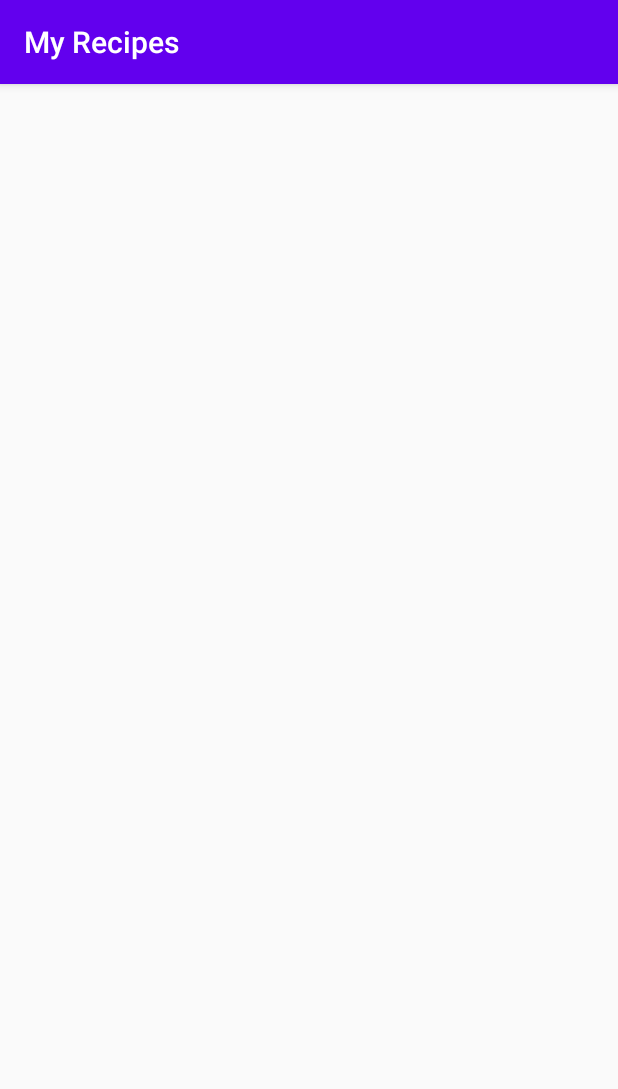
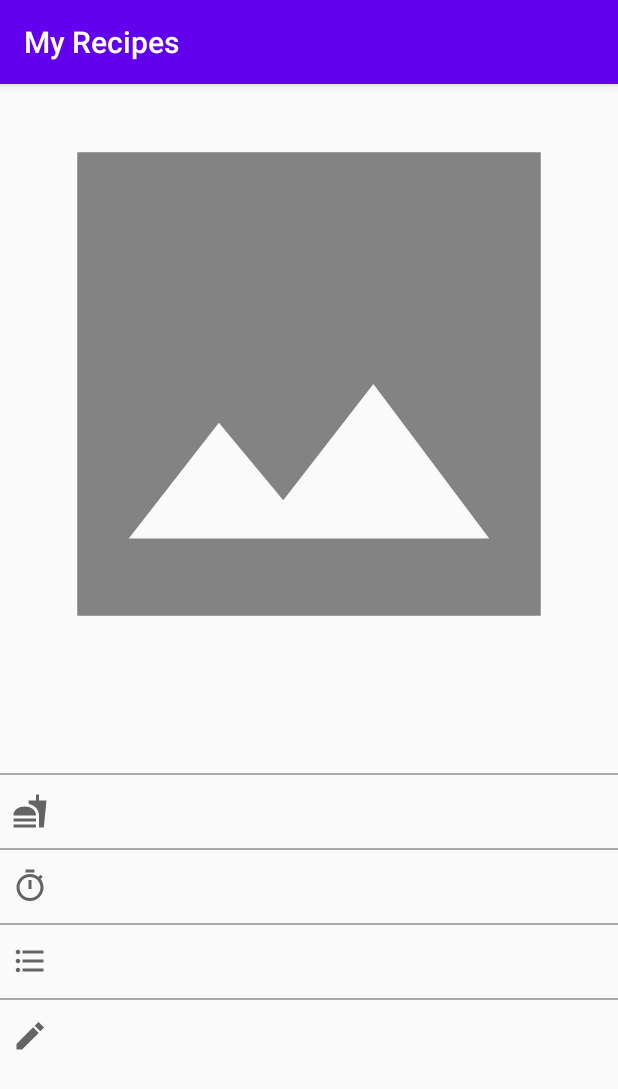
Before and after one commit to Vladislav2147/ANDROID, an Android app: the RecipeShowActivity screen opened directly, with no data from a screen before it, on a phone screen of 412 x 824 dp. Shown: the top 1089 px of the screen. Run offline under Robolectric (Android 15) with nearby library versions, the phone set to English and light mode, and no system bars; 7 statements that could not run were skipped.

Commit message:
lr5: finished RecipeShowActivity.java, trying to implement context menu instead of popup

```diff
--- a/MyRecipes/app/src/main/java/by/bstu/svs/stpms/myrecipes/MainActivity.java
+++ b/MyRecipes/app/src/main/java/by/bstu/svs/stpms/myrecipes/MainActivity.java
@@ -18,7 +18,7 @@ import by.bstu.svs.stpms.myrecipes.manager.JsonManager;
 import by.bstu.svs.stpms.myrecipes.model.CookingBook;
 import by.bstu.svs.stpms.myrecipes.recycler.RecipeAdapter;
 
-//TODO menus
+//TODO action bar menu
 public class MainActivity extends AppCompatActivity {
 
     private static final String json = "cooking_book.json";
--- a/MyRecipes/app/src/main/java/by/bstu/svs/stpms/myrecipes/RecipeShowActivity.java
+++ b/MyRecipes/app/src/main/java/by/bstu/svs/stpms/myrecipes/RecipeShowActivity.java
@@ -1,14 +1,53 @@
 package by.bstu.svs.stpms.myrecipes;
 
 import android.os.Bundle;
+import android.widget.ImageView;
+import android.widget.TextView;
 
 import androidx.appcompat.app.AppCompatActivity;
 
+import java.io.File;
+
+import by.bstu.svs.stpms.myrecipes.manager.ImageManager;
+import by.bstu.svs.stpms.myrecipes.manager.JsonManager;
+import by.bstu.svs.stpms.myrecipes.model.Recipe;
+
 public class RecipeShowActivity extends AppCompatActivity {
+
+    private Recipe recipe;
 
     @Override
     protected void onCreate(Bundle savedInstanceState) {
         super.onCreate(savedInstanceState);
         setContentView(R.layout.activity_recipe_show);
+
+        JsonManager manager = new JsonManager(new File(super.getFilesDir(), "cooking_book.json"));
+        recipe = new Recipe();
+        Long recipeId = (Long) getIntent().getSerializableExtra("recipeId");
+        manager.getFromFile().ifPresent(cookingBook -> recipe = cookingBook.getById(recipeId));
+
+        showRecipe();
     }
+
+    private void showRecipe() {
+        TextView titleTextView = findViewById(R.id.title);
+        TextView categoryTextView = findViewById(R.id.category);
+        TextView timeToCookTextView = findViewById(R.id.time_to_cook);
+        TextView ingredientsTextView = findViewById(R.id.ingredients);
+        TextView stepsTextView = findViewById(R.id.steps);
+        ImageView imageView = findViewById(R.id.image);
+
+        titleTextView.setText(recipe.getTitle());
+        categoryTextView.setText(recipe.getCategory().getName());
+        timeToCookTextView.setText(recipe.getTimeToCook().toString());
+        ingredientsTextView.setText(recipe.getIngredients());
+        stepsTextView.setText(recipe.getSteps());
+
+        if (recipe.getPicture() != null) {
+            File image = new File(super.getFilesDir().getAbsolutePath() + "/images", recipe.getPicture());
+            ImageManager.getBitMapFromFile(image).ifPresent(imageView::setImageBitmap);
+        }
+
+    }
+
 }
--- /dev/null
+++ b/MyRecipes/app/src/main/res/drawable/ic_sharp_category.xml
@@ -0,0 +1,10 @@
+<vector xmlns:android="http://schemas.android.com/apk/res/android"
+    android:width="24dp"
+    android:height="24dp"
+    android:viewportWidth="24"
+    android:viewportHeight="24"
+    android:tint="?attr/colorControlNormal">
+  <path
+      android:fillColor="@android:color/white"
+      android:pathData="M18,5V1h-2v4h-5l0.23,2.31C14.9,8.16 18,10.77 18,15l0.02,8h3.18L23,5h-5zM1,21h15v2H1zM8.5,8.99C4.75,8.99 1,11 1,15h15c0,-4 -3.75,-6.01 -7.5,-6.01zM1,17h15v2H1z"/>
+</vector>
--- /dev/null
+++ b/MyRecipes/app/src/main/res/drawable/ic_sharp_description.xml
@@ -0,0 +1,10 @@
+<vector xmlns:android="http://schemas.android.com/apk/res/android"
+    android:width="24dp"
+    android:height="24dp"
+    android:viewportWidth="24"
+    android:viewportHeight="24"
+    android:tint="?attr/colorControlNormal">
+  <path
+      android:fillColor="@android:color/white"
+      android:pathData="M3,17.25V21h3.75L17.81,9.94l-3.75,-3.75L3,17.25zM21.41,6.34l-3.75,-3.75 -2.53,2.54 3.75,3.75 2.53,-2.54z"/>
+</vector>
--- /dev/null
+++ b/MyRecipes/app/src/main/res/drawable/ic_sharp_ingredients.xml
@@ -0,0 +1,10 @@
+<vector xmlns:android="http://schemas.android.com/apk/res/android"
+    android:width="24dp"
+    android:height="24dp"
+    android:viewportWidth="24"
+    android:viewportHeight="24"
+    android:tint="?attr/colorControlNormal">
+  <path
+      android:fillColor="@android:color/white"
+      android:pathData="M4,10.5c-0.83,0 -1.5,0.67 -1.5,1.5s0.67,1.5 1.5,1.5 1.5,-0.67 1.5,-1.5 -0.67,-1.5 -1.5,-1.5zM4,4.5c-0.83,0 -1.5,0.67 -1.5,1.5S3.17,7.5 4,7.5 5.5,6.83 5.5,6 4.83,4.5 4,4.5zM4,16.5c-0.83,0 -1.5,0.68 -1.5,1.5s0.68,1.5 1.5,1.5 1.5,-0.68 1.5,-1.5 -0.67,-1.5 -1.5,-1.5zM7,19h14v-2L7,17v2zM7,13h14v-2L7,11v2zM7,5v2h14L21,5L7,5z"/>
+</vector>
--- /dev/null
+++ b/MyRecipes/app/src/main/res/drawable/ic_sharp_time_to_cook.xml
@@ -0,0 +1,10 @@
+<vector xmlns:android="http://schemas.android.com/apk/res/android"
+    android:width="24dp"
+    android:height="24dp"
+    android:viewportWidth="24"
+    android:viewportHeight="24"
+    android:tint="?attr/colorControlNormal">
+  <path
+      android:fillColor="@android:color/white"
+      android:pathData="M15,1L9,1v2h6L15,1zM11,14h2L13,8h-2v6zM19.03,7.39l1.42,-1.42c-0.43,-0.51 -0.9,-0.99 -1.41,-1.41l-1.42,1.42C16.07,4.74 14.12,4 12,4c-4.97,0 -9,4.03 -9,9s4.02,9 9,9 9,-4.03 9,-9c0,-2.12 -0.74,-4.07 -1.97,-5.61zM12,20c-3.87,0 -7,-3.13 -7,-7s3.13,-7 7,-7 7,3.13 7,7 -3.13,7 -7,7z"/>
+</vector>
--- a/MyRecipes/app/src/main/res/layout/activity_recipe_show.xml
+++ b/MyRecipes/app/src/main/res/layout/activity_recipe_show.xml
@@ -4,5 +4,83 @@
     android:layout_width="match_parent"
     android:layout_height="match_parent"
     tools:context=".RecipeShowActivity">
+    <ScrollView
+        android:layout_width="match_parent"
+        android:layout_height="match_parent" >
 
+        <LinearLayout
+            android:id="@+id/linear_layout"
+            android:layout_width="match_parent"
+            android:layout_height="wrap_content"
+            android:orientation="vertical">
+
+            <ImageView
+                android:id="@+id/image"
+                android:layout_width="match_parent"
+                android:layout_height="400dp"
+                android:src="@drawable/ic_no_image"
+                android:layout_gravity="center"
+                android:scaleType="centerCrop"/>
+            <TextView
+                android:id="@+id/title"
+                style="@style/MarginStyle"
+                android:textAlignment="center"
+                android:textSize="32sp"
+                android:textStyle="bold"
+                android:layout_width="match_parent"
+                android:layout_height="wrap_content"
+                android:ems="10" />
+            <View
+                android:layout_width="match_parent"
+                android:layout_height="1dp"
+                android:background="@android:color/darker_gray"/>
+            <TextView
+                style="@style/MarginStyle"
+                android:id="@+id/category"
+                android:drawableLeft="@drawable/ic_sharp_category"
+                android:drawablePadding="8dp"
+                android:textSize="24sp"
+                android:layout_width="match_parent"
+                android:layout_height="wrap_content" />
+            <View
+                android:layout_width="match_parent"
+                android:layout_height="1dp"
+                android:background="@android:color/darker_gray"/>
+            <TextView
+                android:id="@+id/time_to_cook"
+                style="@style/MarginStyle"
+                android:drawableLeft="@drawable/ic_sharp_time_to_cook"
+                android:drawablePadding="8dp"
+                android:textSize="24sp"
+                android:layout_width="wrap_content"
+                android:layout_height="wrap_content" />
+            <View
+                android:layout_width="match_parent"
+                android:layout_height="1dp"
+                android:background="@android:color/darker_gray"/>
+            <TextView
+                android:id="@+id/ingredients"
+                style="@style/MarginStyle"
+                android:drawableStart="@drawable/ic_sharp_ingredients"
+                android:drawablePadding="8dp"
+                android:textSize="24sp"
+                android:layout_width="match_parent"
+                android:layout_height="wrap_content"
+                android:ems="10" />
+            <View
+                android:layout_width="match_parent"
+                android:layout_height="1dp"
+                android:background="@android:color/darker_gray"/>
+            <TextView
+                android:id="@+id/steps"
+                style="@style/MarginStyle"
+                android:drawableLeft="@drawable/ic_sharp_description"
+                android:drawablePadding="8dp"
+                android:textSize="24sp"
+                android:layout_width="match_parent"
+                android:layout_height="wrap_content"
+                android:ems="10" />
+
+        </LinearLayout>
+    </ScrollView>
 </androidx.constraintlayout.widget.ConstraintLayout>
--- a/MyRecipes/app/src/main/res/layout/recipe_view.xml
+++ b/MyRecipes/app/src/main/res/layout/recipe_view.xml
@@ -4,11 +4,11 @@
 
     <ImageView
         android:id="@+id/picture"
-        style="@style/MarginStyle"
-        android:layout_marginBottom="0dp"
+        android:layout_marginLeft="8dp"
         android:layout_width="75dp"
         android:layout_height="75dp"
         android:layout_alignParentLeft="true"
+        android:layout_centerVertical="true"
         android:src="@drawable/ic_no_image"
         android:scaleType="centerCrop"/>
 
@@ -38,5 +38,10 @@
             android:maxLines="3" />
 
     </LinearLayout>
+    <View
+        android:layout_width="match_parent"
+        android:layout_height="1dp"
+        android:background="@android:color/darker_gray"
+        android:layout_alignParentBottom="true"/>
 
 </RelativeLayout>
```
